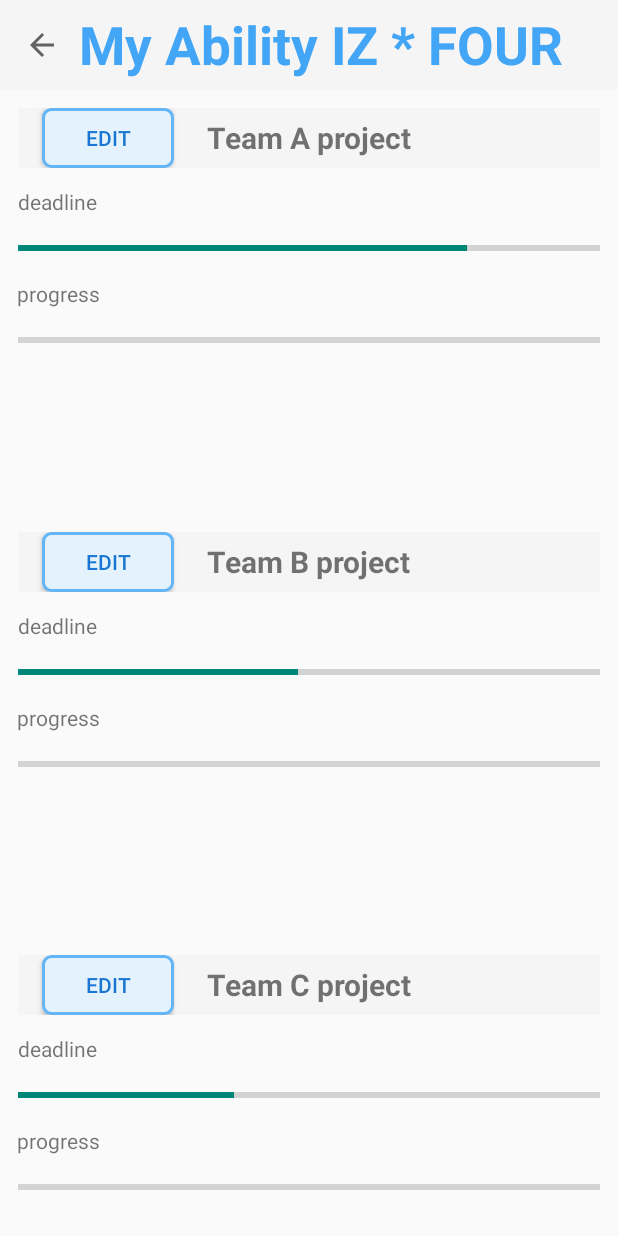
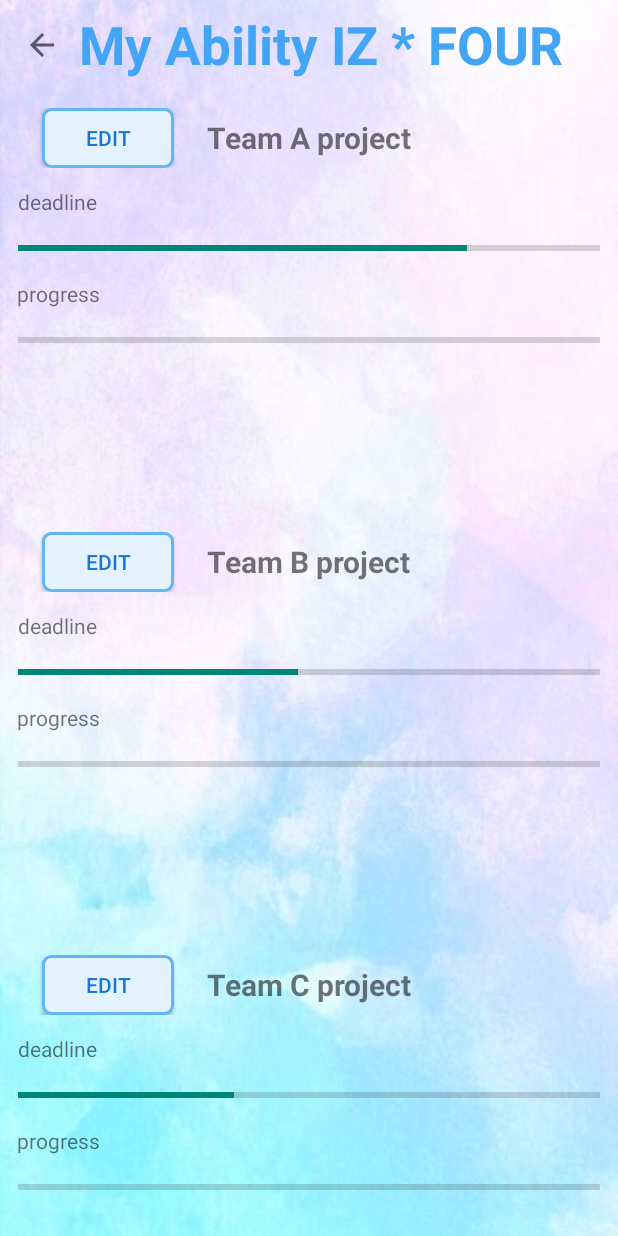
Before and after one commit to IZFOUR/IZ_Four_Project, an Android app: the MyAbility screen opened directly, with no data from a screen before it, on a phone screen of 412 x 824 dp. Run offline under Robolectric (Android 15) with nearby library versions, the phone set to English and light mode, and no system bars.

Commit message:
[DESIGN] : 🎨 배경을 이미지 추가

```diff
--- a/app/src/main/res/layout/activity_main.xml
+++ b/app/src/main/res/layout/activity_main.xml
@@ -5,6 +5,7 @@
     android:layout_width="match_parent"
     android:layout_height="match_parent"
     tools:context=".MainActivity"
+    android:background="@drawable/pastel"
     android:orientation="vertical">
 
 
--- a/app/src/main/res/layout/activity_myability.xml
+++ b/app/src/main/res/layout/activity_myability.xml
@@ -4,13 +4,14 @@
     xmlns:tools="http://schemas.android.com/tools"
     android:layout_width="match_parent"
     android:layout_height="match_parent"
+    android:background="@drawable/pastel"
     tools:context=".MyAbility">
 
     <androidx.appcompat.widget.Toolbar
         android:id="@+id/toolbar"
         android:layout_width="match_parent"
         android:layout_height="60dp"
-        android:background="?attr/colorPrimary"
+        android:background="@android:color/transparent"
         app:layout_constraintTop_toTopOf="parent"
         tools:layout_editor_absoluteX="0dp">
 
@@ -64,7 +65,7 @@
                 android:id="@+id/Atoolbar"
                 android:layout_width="match_parent"
                 android:layout_height="40dp"
-                android:background="?attr/colorPrimary"
+                android:background="@android:color/transparent"
                 android:minHeight="?attr/actionBarSize"
                 android:theme="?attr/actionBarTheme"
                 app:layout_constraintTop_toTopOf="parent"
@@ -165,7 +166,7 @@
                 android:id="@+id/Btoolbar"
                 android:layout_width="match_parent"
                 android:layout_height="40dp"
-                android:background="?attr/colorPrimary"
+                android:background="@android:color/transparent"
                 android:minHeight="?attr/actionBarSize"
                 android:theme="?attr/actionBarTheme"
                 app:layout_constraintTop_toTopOf="parent"
@@ -264,7 +265,7 @@
                 android:id="@+id/Ctoolbar"
                 android:layout_width="match_parent"
                 android:layout_height="40dp"
-                android:background="?attr/colorPrimary"
+                android:background="@android:color/transparent"
                 android:minHeight="?attr/actionBarSize"
                 android:theme="?attr/actionBarTheme"
                 app:layout_constraintTop_toTopOf="parent"
--- a/app/src/main/res/layout/activity_myabilitydetail.xml
+++ b/app/src/main/res/layout/activity_myabilitydetail.xml
@@ -5,6 +5,7 @@
     xmlns:app="http://schemas.android.com/apk/res-auto"
     android:layout_width="match_parent"
     android:layout_height="match_parent"
+    android:background="@drawable/pastel"
     tools:context=".MyAbilityDetail">
 
   <androidx.constraintlayout.widget.ConstraintLayout
@@ -252,7 +253,7 @@
       android:layout_width="match_parent"
       android:layout_height="60dp"
       android:layout_marginTop="4dp"
-      android:background="?attr/colorPrimary"
+      android:background="@android:color/transparent"
       app:layout_constraintTop_toTopOf="parent"
       tools:layout_editor_absoluteX="0dp">
 
--- a/app/src/main/res/layout/activity_mypage.xml
+++ b/app/src/main/res/layout/activity_mypage.xml
@@ -5,6 +5,7 @@
     xmlns:tools="http://schemas.android.com/tools"
     android:layout_width="match_parent"
     android:layout_height="match_parent"
+    android:background="@drawable/pastel"
     tools:context=".MyPage">
 
     <ScrollView
--- a/app/src/main/res/layout/activity_mypagedetail.xml
+++ b/app/src/main/res/layout/activity_mypagedetail.xml
@@ -4,6 +4,7 @@
     xmlns:tools="http://schemas.android.com/tools"
     android:layout_width="match_parent"
     android:layout_height="match_parent"
+    android:background="@drawable/pastel"
     tools:context=".MyPageDetail">
 
     <ScrollView
@@ -21,7 +22,7 @@
                 android:id="@+id/toolbar4"
                 android:layout_width="match_parent"
                 android:layout_height="wrap_content"
-                android:background="@color/White"
+                android:background="@android:color/transparent"
                 android:elevation="10dp">
 
                 <ImageButton
```
Also changed, not shown: app/src/main/res/drawable/pastel.jpg (added).
